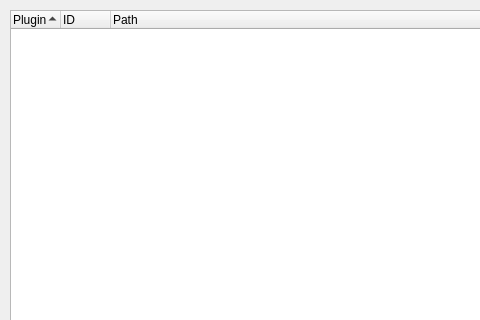
Qt form ui/gui/manager.ui (TUB-Control/PaPI) before a commit; both pictures show x 0 to 480 and y 0 to 320 of the 654 by 467 pixel window.
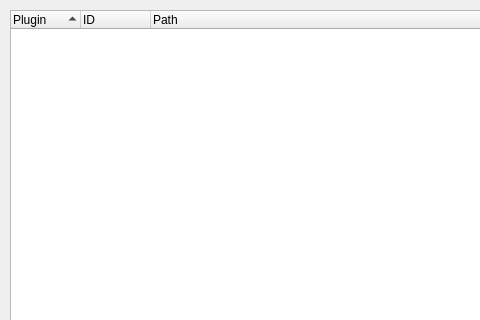
The same form after that commit.

Commit message: added log prints for DCore, added DParameter representation in GUI

Patch:
```diff
--- a/ui/gui/manager.ui
+++ b/ui/gui/manager.ui
@@ -30,7 +30,7 @@
         <bool>false</bool>
        </attribute>
        <attribute name="headerDefaultSectionSize">
-        <number>50</number>
+        <number>70</number>
        </attribute>
        <attribute name="headerHighlightSections">
         <bool>false</bool>
```
The commit also changes 6 other files.
